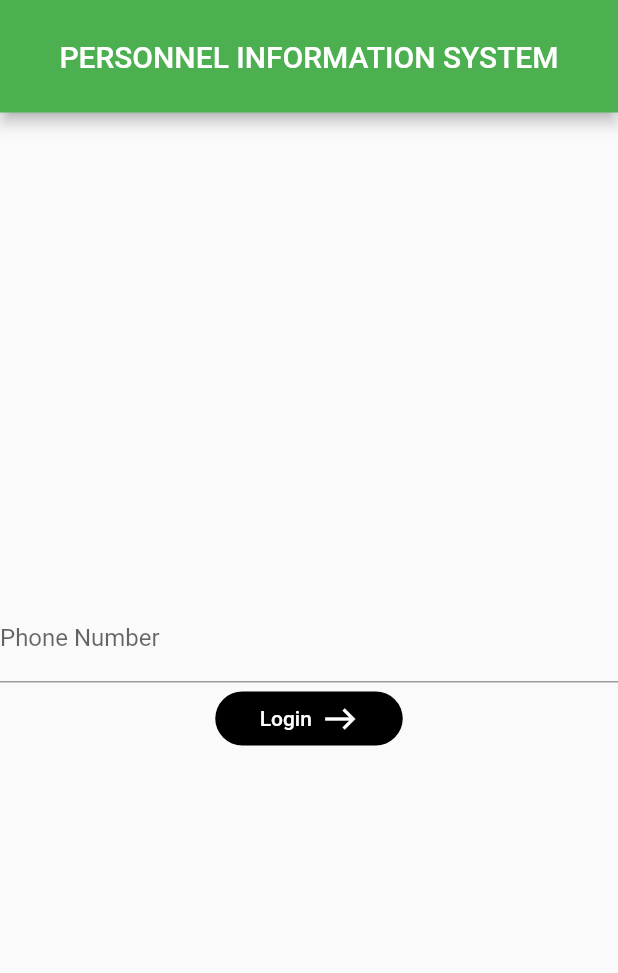
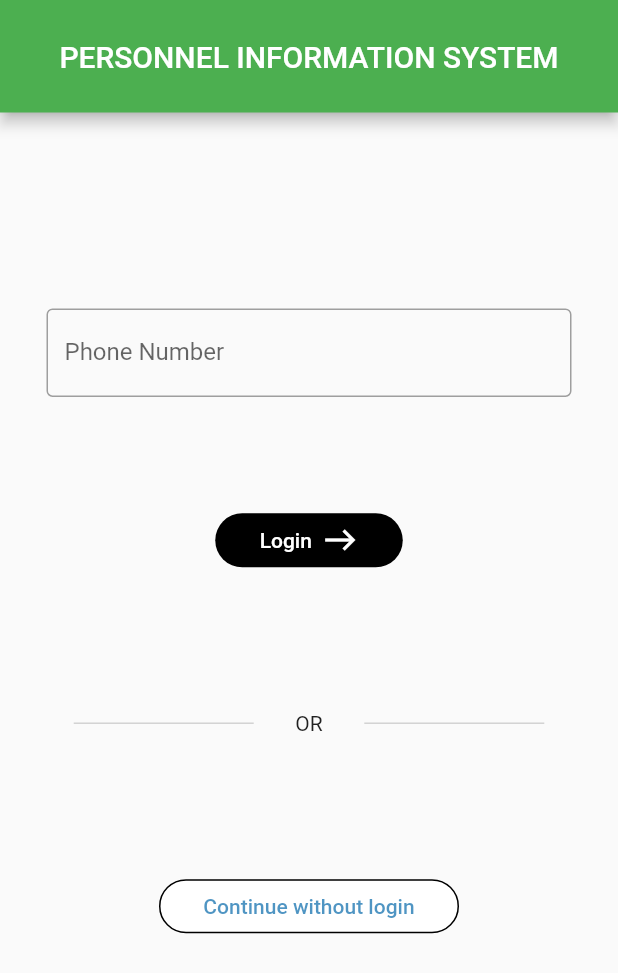
Before and after one commit to DonutMasta/MobileProgramming1_hw2, a Flutter app: the screen it shows after launch, on a phone screen of 412 x 824 dp. Shown: the top 973 px of the screen. Run offline on Flutter 3.47's test engine with Material 2 defaults, Android fonts, the phone set to English and light mode, and no system bars.

Commit message:
third commit

```diff
--- a/lib/login_screen.dart
+++ b/lib/login_screen.dart
@@ -1,6 +1,7 @@
 // ignore_for_file: prefer_const_literals_to_create_immutables
 
 import 'package:flutter/material.dart';
+import 'package:flutter/services.dart';
 
 final _numberController = TextEditingController();
 
@@ -23,15 +24,30 @@ class _LoginScreenState extends State<LoginScreen> {
       ),
       body: Column(mainAxisAlignment: MainAxisAlignment.center, children: <
           Widget>[
-        TextFormField(
-          controller: _numberController,
-          decoration: const InputDecoration(labelText: 'Phone Number'),
+        Spacer(
+          flex: 2,
         ),
+        Expanded(
+          child: SizedBox(
+            width: 350,
+            child: TextFormField(
+              keyboardType: TextInputType.number,
+              controller: _numberController,
+              decoration: const InputDecoration(
+                focusedBorder: OutlineInputBorder(
+                    borderSide: BorderSide(color: Colors.green)),
+                enabledBorder: OutlineInputBorder(
+                    borderSide: BorderSide(color: Colors.grey)),
+                labelText: 'Phone Number',
+              ),
+            ),
+          ),
+        ),
+        Spacer(),
         ElevatedButton(
           onPressed: null,
           style: ButtonStyle(
-              fixedSize:
-                  MaterialStateProperty.all<Size>(const Size.fromWidth(125)),
+              fixedSize: MaterialStateProperty.all<Size>(Size(125, 30)),
               backgroundColor: MaterialStateProperty.all<Color>(Colors.black),
               shape: MaterialStateProperty.all(RoundedRectangleBorder(
                 borderRadius: BorderRadius.circular(18.0),
@@ -45,6 +61,42 @@ class _LoginScreenState extends State<LoginScreen> {
                   color: Colors.white,
                 ),
               ]),
+        ),
+        Spacer(),
+        Expanded(
+          child: Row(
+            mainAxisAlignment: MainAxisAlignment.center,
+            children: [
+              Container(
+                width: 120,
+                height: 1,
+                color: Color.fromARGB(111, 158, 158, 158),
+              ),
+              Text("        OR        "),
+              Container(
+                width: 120,
+                height: 1,
+                color: Color.fromARGB(111, 158, 158, 158),
+              )
+            ],
+          ),
+        ),
+        Spacer(),
+        ElevatedButton(
+          onPressed: null,
+          child: Text(
+            "Continue without login",
+            style: TextStyle(color: Color.fromARGB(176, 0, 101, 168)),
+          ),
+          style: ButtonStyle(
+              fixedSize: MaterialStateProperty.all<Size>(Size(200, 30)),
+              backgroundColor: MaterialStateProperty.all<Color>(Colors.white),
+              shape: MaterialStateProperty.all(RoundedRectangleBorder(
+                  borderRadius: BorderRadius.circular(18.0),
+                  side: BorderSide(color: Colors.black)))),
+        ),
+        Spacer(
+          flex: 3,
         )
       ]),
     );
```
